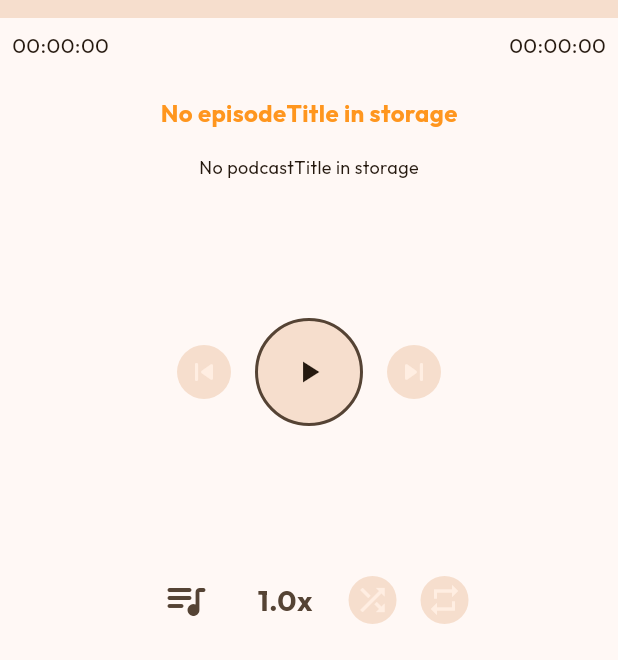
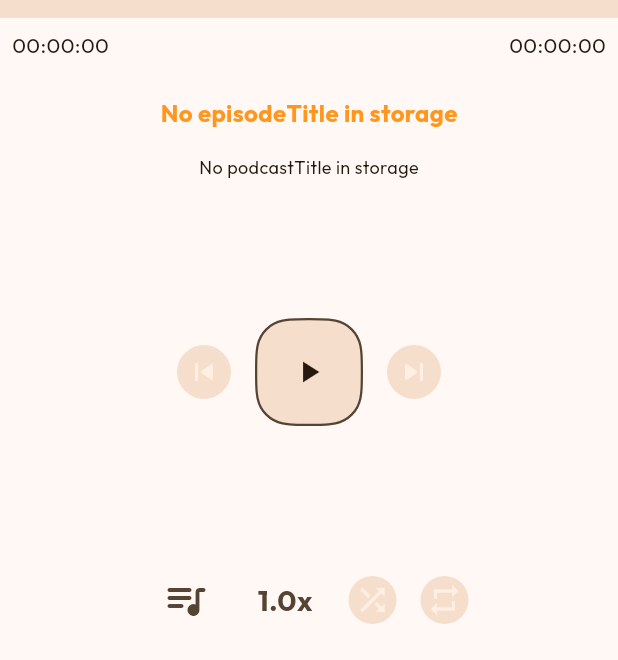
Before and after one commit to Sn8z/Poddr, a Flutter app: the PlayerView screen opened by its route, on a phone screen of 412 x 824 dp, the part 576-1236 px from its top. Run offline on Flutter 3.47's test engine with Material 3 defaults, Android fonts, the phone set to English and light mode, and no system bars; our stand-ins replace audio_service, drift, drift_flutter, go_router, google_fonts, shared_preferences; missing offline and left inert: audio_session, media_kit; accounts and stored records are empty; generated files the repository leaves out were written again; network calls fail; statements that could not run were skipped.

Commit message:
Update play_button.dart

```diff
--- a/lib/ui/components/audio/play_button.dart
+++ b/lib/ui/components/audio/play_button.dart
@@ -29,15 +29,17 @@ class PlayButton extends StatelessWidget {
             alignment: Alignment.center,
             children: [
               Positioned.fill(
-                child: Container(
-                  decoration: BoxDecoration(
+                child: DecoratedBox(
+                  decoration: ShapeDecoration(
                     color:
                         Theme.of(context).colorScheme.surfaceContainerHighest,
-                    border: Border.all(
-                      color: Theme.of(context).colorScheme.onSurfaceVariant,
-                      width: 2,
+                    shape: RoundedSuperellipseBorder(
+                      side: BorderSide(
+                        color: Theme.of(context).colorScheme.onSurfaceVariant,
+                        width: 1.5,
+                      ),
+                      borderRadius: BorderRadius.circular(size / 3),
                     ),
-                    shape: BoxShape.circle,
                   ),
                 ),
               ),
```
